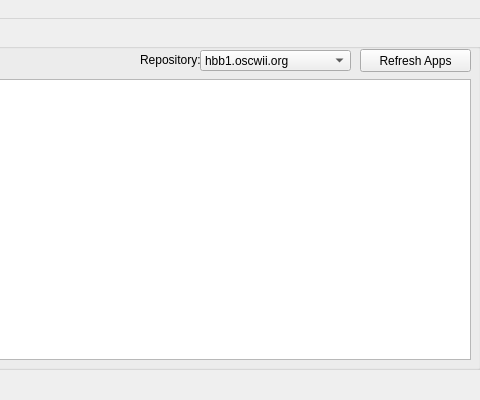
This is gui/united.ui in dhtdht020/osc-dl as Qt 5 draws it before an edit; both pictures show x 130 to 610 and y 0 to 400 of the 900 by 400 pixel window. The edited form follows.
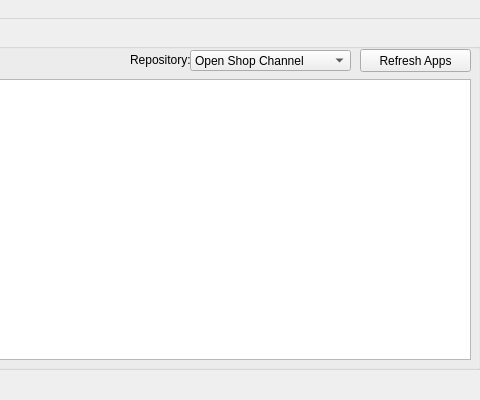
This is the edited form.

Commit message: Added friendly names to GUI repos combobox

```diff
--- a/gui/united.ui
+++ b/gui/united.ui
@@ -63,7 +63,7 @@
     <widget class="QLabel" name="RepositoryLabel">
      <property name="geometry">
       <rect>
-       <x>260</x>
+       <x>250</x>
        <y>20</y>
        <width>60</width>
        <height>21</height>
@@ -79,15 +79,15 @@
      </property>
      <property name="geometry">
       <rect>
-       <x>320</x>
+       <x>310</x>
        <y>21</y>
-       <width>151</width>
+       <width>161</width>
        <height>21</height>
       </rect>
      </property>
      <item>
       <property name="text">
-       <string>hbb1.oscwii.org</string>
+       <string>Open Shop Channel</string>
       </property>
      </item>
      <item>
```
Left out of the diff: 2 changed lines with no effect on the pictures. The commit also changes 2 other files.
